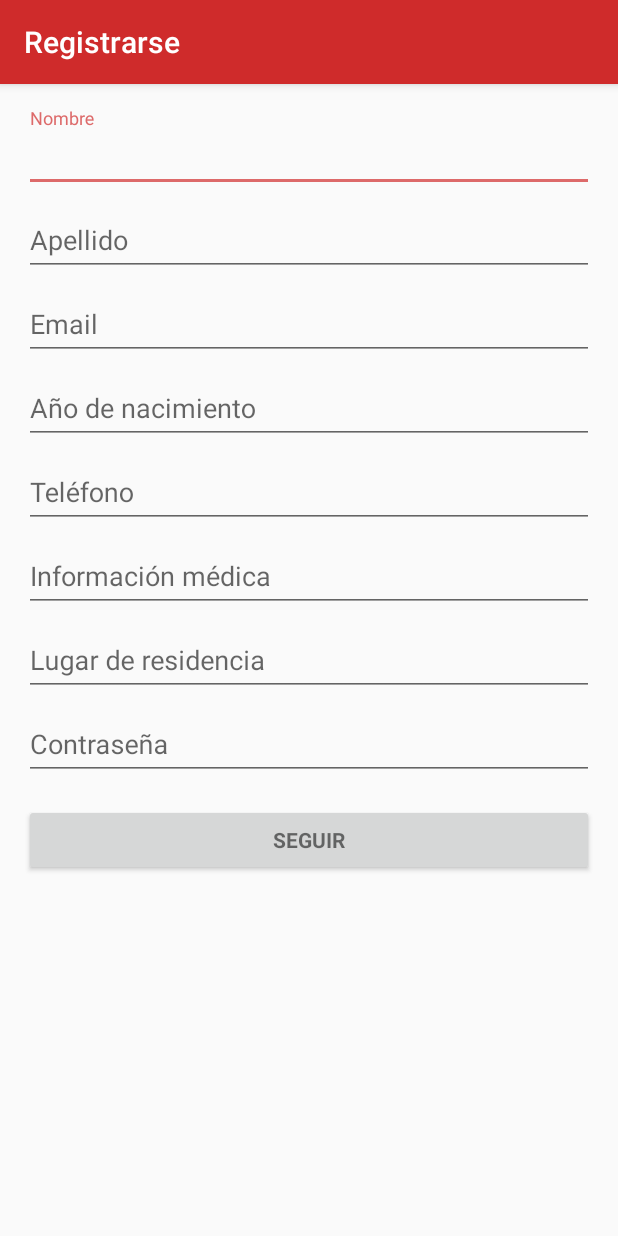
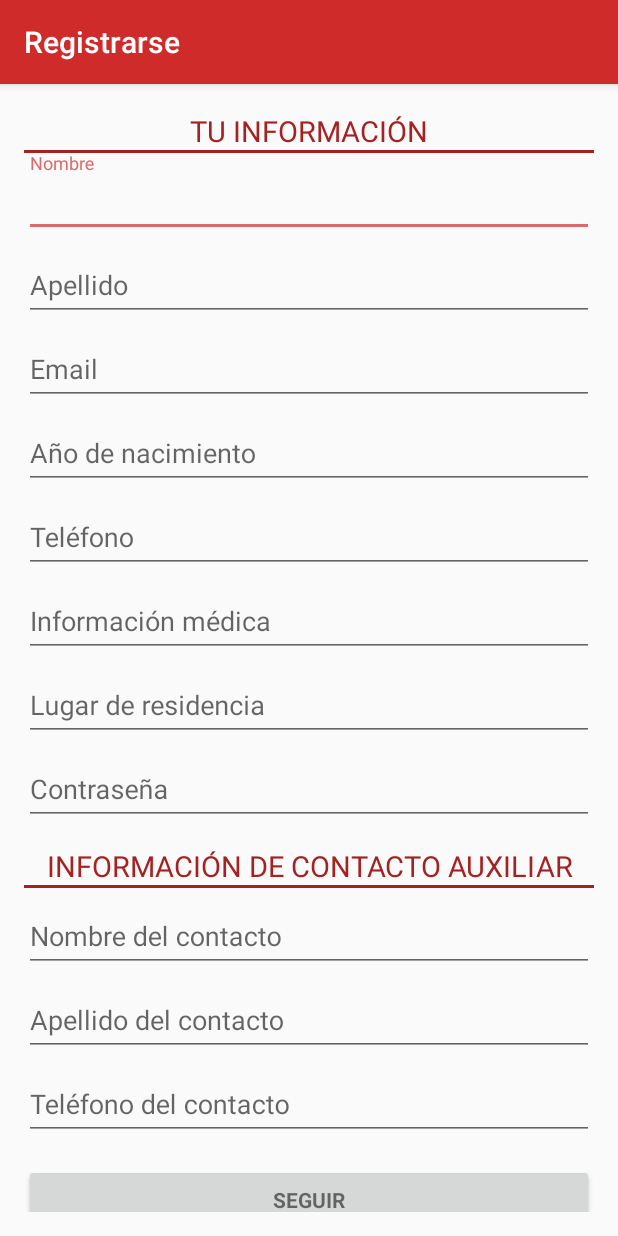
Before and after one commit to UNIZAR-30248-2015-Raven/raven, an Android app: the screen it shows after launch (CreateAccountActivity), after a tap on "SEGUIR", on a phone screen of 412 x 824 dp. Run offline under Robolectric (Android 15) with nearby library versions, the phone set to English and light mode, and no system bars; 1 statement that could not run was skipped.

Commit message:
info del contacto auxiliar añadido

```diff
--- a/app/src/main/java/opdevelopers/raven/CreateAccountActivity.java
+++ b/app/src/main/java/opdevelopers/raven/CreateAccountActivity.java
@@ -24,6 +24,9 @@ public class CreateAccountActivity extends AppCompatActivity {
     private EditText mInfoMedicaText;       // Información médica del usuario
     private EditText mResidenciaText;       // Lugar de residencia del usuario
     private EditText mContrasenyaText;      // Contraseña médica del usuario
+    private EditText mNombreContactoText;   // Nombre del contancto auxiliar
+    private EditText mApellidoContactoText; // Apellido del contacto auxiliar
+    private EditText mTelefonoContactoText; // Teléfono del contacto auxiliar
 
     private String email;
 
@@ -42,6 +45,9 @@ public class CreateAccountActivity extends AppCompatActivity {
         mInfoMedicaText = (EditText) findViewById(R.id.info_medica);
         mResidenciaText = (EditText) findViewById(R.id.residencia);
         mContrasenyaText = (EditText) findViewById(R.id.contrasenya);
+        mNombreContactoText = (EditText) findViewById(R.id.nombreContacto);
+        mApellidoContactoText = (EditText) findViewById(R.id.apellidoContacto);
+        mTelefonoContactoText = (EditText) findViewById(R.id.telefonoContacto);
 
         Button botonSeguir = (Button) findViewById(R.id.seguir);
 
@@ -78,10 +84,14 @@ public class CreateAccountActivity extends AppCompatActivity {
         String infoMedica = mInfoMedicaText.getText().toString();
         String residencia = mResidenciaText.getText().toString();
         String contrasenya = mContrasenyaText.getText().toString();
+        String nombreContacto = mNombreContactoText.getText().toString();
+        String apellidoContacto = mApellidoContactoText.getText().toString();
+        String telefonoContacto = mTelefonoContactoText.getText().toString();
 
         UserAdapter adaptadorUsuarios = new UserAdapter();
         boolean peticionAceptada = adaptadorUsuarios.enviarPeticion(nombre, apellido, email,
-                anyoNacimiento, telefono, infoMedica, residencia, contrasenya);
+                anyoNacimiento, telefono, infoMedica, residencia, contrasenya, nombreContacto,
+                apellidoContacto, telefonoContacto);
         return peticionAceptada;
     }
 
--- a/app/src/main/java/opdevelopers/raven/UserAdapter.java
+++ b/app/src/main/java/opdevelopers/raven/UserAdapter.java
@@ -21,13 +21,15 @@ public class UserAdapter {
     }
 
     public boolean enviarPeticion(String nombre, String apellido, String email, String anyoNacimiento,
-                                  String telefono, String infoMedica, String residencia, String contrasenya) {
+                                  String telefono, String infoMedica, String residencia, String contrasenya,
+                                  String nombreContacto, String apellidoContacto, String telefonoContacto) {
         try {
             String details = "details={\"tlf\":\"" + telefono + "\",\"email\":\"" + email + "\","
-                    + "\"email\":\"" + email + "\",\"pass\":\"" + contrasenya + "\","
                     + "\"nombre\":\"" + nombre + "\",\"apellido\":\"" + apellido + "\","
-                    + "\"info\":\"" + infoMedica + "\",\"nacimiento\":\"" + anyoNacimiento + "\","
-                    + "\"residencia\":\"" + residencia + "}";
+                    + "\"pass\":\"" + contrasenya + "\",\"nacimiento\":\"" + anyoNacimiento + "\","
+                    + "\"info\":\"" + infoMedica + "\",\"residencia\":\"" + residencia + "\","
+                    + "\"contacto\": { \"nombre\":\"" + nombreContacto + "\",\"apellido\":\"" + apellidoContacto + "\","
+                    + "\"tlf\":\"" + telefonoContacto + "\" } }";
             StringEntity params = new StringEntity(details);
             request.addHeader("Content-Type", "application/x-www-form-urlencoded");
             request.setEntity(params);
--- a/app/src/main/res/layout/activity_create_account.xml
+++ b/app/src/main/res/layout/activity_create_account.xml
@@ -2,8 +2,7 @@
     xmlns:tools="http://schemas.android.com/tools" android:layout_width="match_parent"
     android:layout_height="match_parent" android:gravity="center_horizontal"
     android:orientation="vertical" android:paddingBottom="@dimen/activity_vertical_margin"
-    android:paddingLeft="@dimen/activity_horizontal_margin"
-    android:paddingRight="@dimen/activity_horizontal_margin"
+    android:paddingLeft="@dimen/activity_horizontal_margin" android:paddingRight="@dimen/activity_horizontal_margin"
     android:paddingTop="@dimen/activity_vertical_margin" tools:context=".CreateAccountActivity">
 
     <!-- Proceso de registro -->
@@ -16,6 +15,20 @@
 
         <LinearLayout android:id="@+id/account_form" android:layout_width="match_parent"
             android:layout_height="wrap_content" android:orientation="vertical">
+
+            <android.support.design.widget.TextInputLayout android:layout_width="match_parent"
+                android:layout_height="wrap_content">
+
+                <TextView android:id="@+id/infoCuenta" android:layout_width="fill_parent"
+                    android:layout_height="wrap_content" android:layout_marginTop="2dp"
+                    android:text="@string/info" android:gravity="center"
+                    android:textSize="19dp" android:textColor="@color/colorPrimaryDark"/>
+
+                <View android:layout_width="fill_parent"
+                    android:layout_height="2dip"
+                    android:background="@color/colorPrimaryDark" />
+
+            </android.support.design.widget.TextInputLayout>
 
             <android.support.design.widget.TextInputLayout android:layout_width="match_parent"
                 android:layout_height="wrap_content">
@@ -97,6 +110,50 @@
 
             </android.support.design.widget.TextInputLayout>
 
+            <android.support.design.widget.TextInputLayout android:layout_width="match_parent"
+                android:layout_height="wrap_content">
+
+                <TextView android:id="@+id/infoContacto" android:layout_width="fill_parent"
+                    android:layout_height="wrap_content" android:layout_marginTop="14dp"
+                    android:text="@string/infoContacto" android:gravity="center"
+                    android:textSize="19dp" android:textColor="@color/colorPrimaryDark"/>
+
+                <View android:layout_width="fill_parent"
+                    android:layout_height="2dip"
+                    android:background="@color/colorPrimaryDark" />
+
+            </android.support.design.widget.TextInputLayout>
+
+            <android.support.design.widget.TextInputLayout android:layout_width="match_parent"
+                android:layout_height="wrap_content">
+
+                <EditText android:id="@+id/nombreContacto" android:layout_width="match_parent"
+                    android:layout_height="wrap_content" android:hint="@string/prompt_nombre_contacto"
+                    android:inputType="text" android:maxLines="1"
+                    android:singleLine="true" />
+
+            </android.support.design.widget.TextInputLayout>
+
+            <android.support.design.widget.TextInputLayout android:layout_width="match_parent"
+                android:layout_height="wrap_content">
+
+                <EditText android:id="@+id/apellidoContacto" android:layout_width="match_parent"
+                    android:layout_height="wrap_content" android:hint="@string/prompt_apellido_contacto"
+                    android:inputType="text" android:maxLines="1"
+                    android:singleLine="true" />
+
+            </android.support.design.widget.TextInputLayout>
+
+            <android.support.design.widget.TextInputLayout android:layout_width="match_parent"
+                android:layout_height="wrap_content">
+
+                <EditText android:id="@+id/telefonoContacto" android:layout_width="match_parent"
+                    android:layout_height="wrap_content" android:hint="@string/prompt_telefono_contacto"
+                    android:inputType="phone" android:maxLines="1"
+                    android:singleLine="true" />
+
+            </android.support.design.widget.TextInputLayout>
+
             <Button android:id="@+id/seguir" style="?android:textAppearanceSmall"
                 android:layout_width="match_parent" android:layout_height="wrap_content"
                 android:layout_marginTop="16dp" android:text="@string/seguir"
--- a/app/src/main/res/values/strings.xml
+++ b/app/src/main/res/values/strings.xml
@@ -2,6 +2,8 @@
     <string name="app_name">raven</string>
 
     <string name="registrarse">Registrarse</string>
+    <string name="info">TU INFORMACIÓN</string>
+    <string name="infoContacto">INFORMACIÓN DE CONTACTO AUXILIAR</string>
 
     <string name="prompt_nombre">Nombre</string>
     <string name="prompt_apellido">Apellido</string>
@@ -14,5 +16,8 @@
     <string name="prompt_telefono_familiar">Teléfono de contacto</string>
     <string name="prompt_residencia">Lugar de residencia</string>
     <string name="prompt_contrasenya">Contraseña</string>
+    <string name="prompt_nombre_contacto">Nombre del contacto</string>
+    <string name="prompt_apellido_contacto">Apellido del contacto</string>
+    <string name="prompt_telefono_contacto">Teléfono del contacto</string>
     <string name="seguir">Seguir</string>
 </resources>
```
